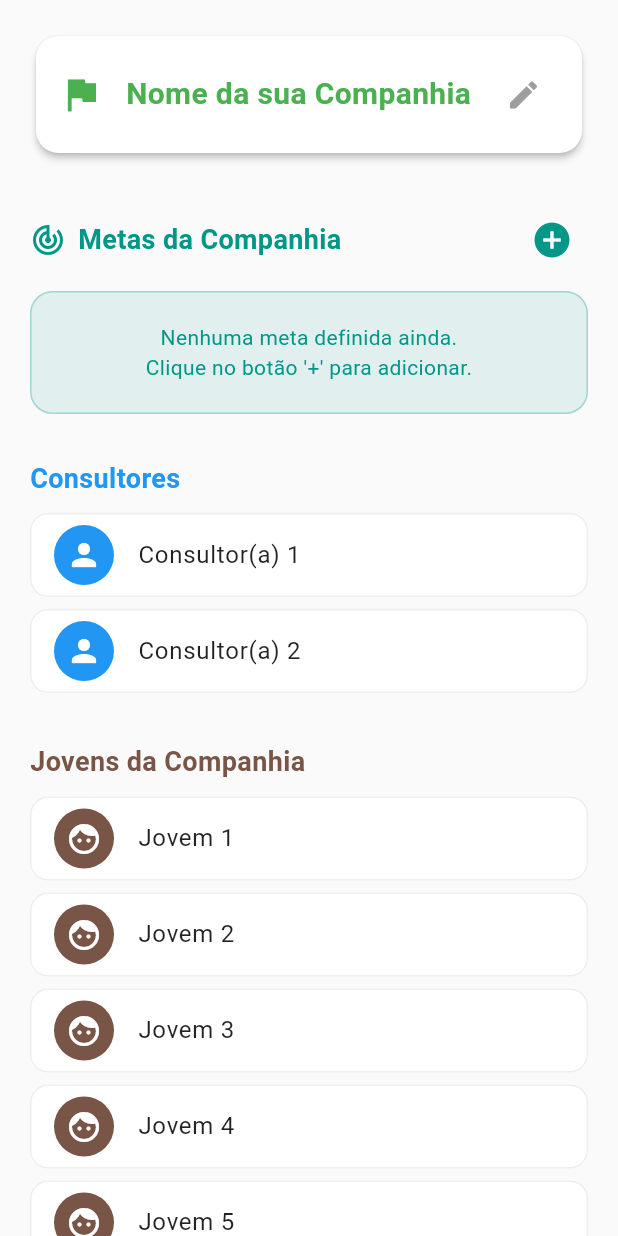
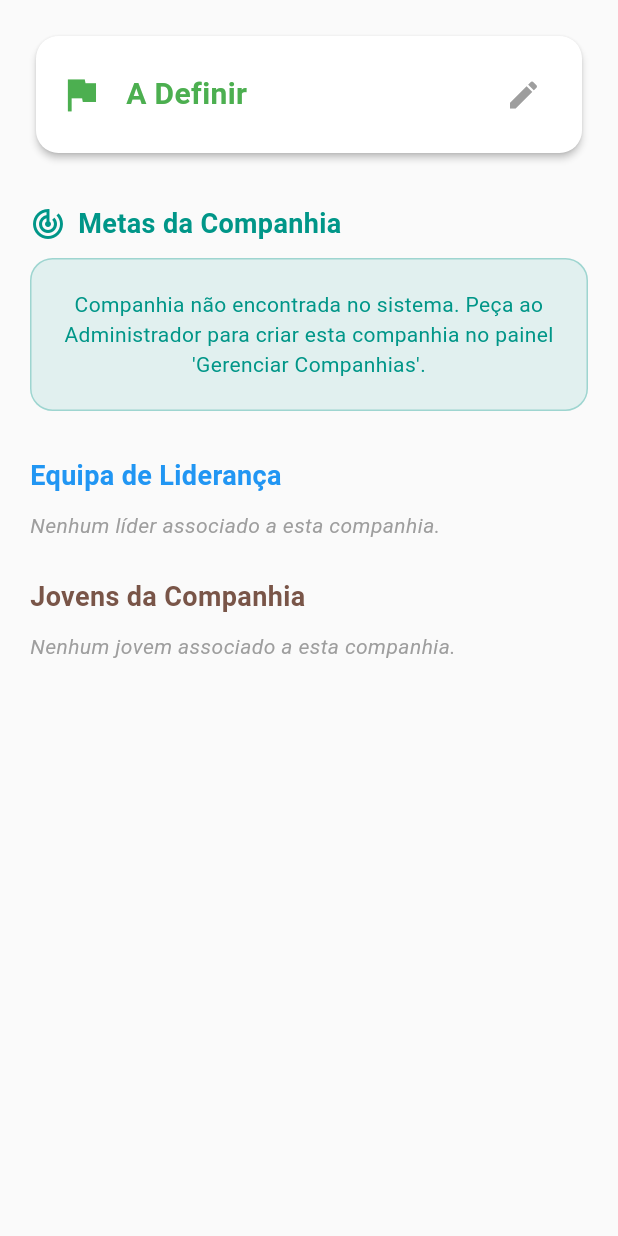
Before and after one commit to AvisonCirilo/app_fsy, a Flutter app: the AbaCompanhia widget shown alone on an empty page, opened directly, on a phone screen of 412 x 824 dp. Run offline on Flutter 3.47's test engine with Material 3 defaults, Android fonts, the phone set to English and light mode, and no system bars; our stand-ins replace cloud_firestore, firebase_auth, firebase_core, image_picker, shared_preferences; accounts and stored records are empty.

Commit message:
Vinculo de aba companhia com banco de dados

```diff
--- a/lib/telas/abas/aba_companhia.dart
+++ b/lib/telas/abas/aba_companhia.dart
@@ -1,6 +1,7 @@
-import 'dart:convert';
 import 'package:flutter/material.dart';
 import 'package:shared_preferences/shared_preferences.dart';
+import 'package:cloud_firestore/cloud_firestore.dart';
+import 'package:firebase_auth/firebase_auth.dart';
 
 class AbaCompanhia extends StatefulWidget {
   const AbaCompanhia({super.key});
@@ -11,53 +12,50 @@ class AbaCompanhia extends StatefulWidget {
 
 class _AbaCompanhiaState extends State<AbaCompanhia> {
   // --- VARIÁVEIS DE ESTADO ---
-
-  // 1. Linha Verde (Companhia)
   final TextEditingController _companhiaController = TextEditingController();
   bool _editandoCompanhia = false;
-
-  // 2. Metas da Companhia
-  List<Map<String, dynamic>> _metas = [];
-
-  // 3. Linhas Azuis (Consultores): Dados estáticos
-  final List<String> _consultores = ["Consultor(a) 1", "Consultor(a) 2"];
-
-  // 4. Linhas Marrons (Jovens): Dados estáticos
-  final List<String> _jovens = ["Jovem 1", "Jovem 2", "Jovem 3", "Jovem 4", "Jovem 5"];
+  String _companhiaAtual = "Carregando...";
 
   @override
   void initState() {
     super.initState();
-    _carregarDados();
+    _carregarDadosLocais();
   }
 
-  // --- FUNÇÕES DE MEMÓRIA ---
-  Future<void> _carregarDados() async {
+  // Puxa a companhia que está salva no aparelho
+  Future<void> _carregarDadosLocais() async {
     final prefs = await SharedPreferences.getInstance();
     setState(() {
-      // A MÁGICA ACONTECE AQUI: A chave 'perfil_companhia' é a mesma usada na aba Perfil!
-      _companhiaController.text = prefs.getString('perfil_companhia') ?? "Nome da sua Companhia";
-
-      // Carrega as metas guardadas
-      String? metasJson = prefs.getString('companhia_metas');
-      if (metasJson != null) {
-        _metas = List<Map<String, dynamic>>.from(jsonDecode(metasJson));
-      }
+      _companhiaAtual = prefs.getString('perfil_companhia') ?? "A Definir";
+      _companhiaController.text = _companhiaAtual;
     });
   }
 
+  // Atualiza a companhia localmente E no Firebase!
   Future<void> _salvarNomeCompanhia(String novoNome) async {
     final prefs = await SharedPreferences.getInstance();
-    await prefs.setString('perfil_companhia', novoNome); // Guarda na mesma chave do perfil
+    await prefs.setString('perfil_companhia', novoNome);
+
+    setState(() {
+      _companhiaAtual = novoNome;
+    });
+
+    User? usuarioLogado = FirebaseAuth.instance.currentUser;
+    if (usuarioLogado != null) {
+      try {
+        await FirebaseFirestore.instance.collection('usuarios').doc(usuarioLogado.uid).update({
+          'companhia': novoNome,
+        });
+      } catch (e) {
+        debugPrint("Erro ao atualizar companhia no banco: $e");
+      }
+    }
   }
 
-  Future<void> _salvarMetas() async {
-    final prefs = await SharedPreferences.getInstance();
-    await prefs.setString('companhia_metas', jsonEncode(_metas));
-  }
-
-  // --- LÓGICA DAS METAS ---
-  void _mostrarDialogoNovaMeta() {
+  // ==========================================
+  // LÓGICA DE METAS PARTILHADAS (FIREBASE)
+  // ==========================================
+  void _mostrarDialogoNovaMeta(String ciaDocId, List metasAtuais) {
     final TextEditingController novaMetaController = TextEditingController();
     bool isEscuro = Theme.of(context).brightness == Brightness.dark;
 
@@ -82,8 +80,7 @@ class _AbaCompanhiaState extends State<AbaCompanhia> {
             decoration: InputDecoration(
               hintText: "Ex: Todos os jovens lerem as escrituras antes de dormir...",
               hintStyle: TextStyle(color: isEscuro ? Colors.white30 : Colors.black38),
-              filled: true,
-              fillColor: isEscuro ? Colors.black26 : Colors.grey.shade100,
+              filled: true, fillColor: isEscuro ? Colors.black26 : Colors.grey.shade100,
               border: OutlineInputBorder(borderRadius: BorderRadius.circular(12), borderSide: BorderSide.none),
             ),
           ),
@@ -93,20 +90,19 @@ class _AbaCompanhiaState extends State<AbaCompanhia> {
               child: const Text("Cancelar", style: TextStyle(color: Colors.grey)),
             ),
             ElevatedButton(
-              style: ElevatedButton.styleFrom(
-                backgroundColor: Colors.teal,
-                shape: RoundedRectangleBorder(borderRadius: BorderRadius.circular(10)),
-              ),
-              onPressed: () {
+              style: ElevatedButton.styleFrom(backgroundColor: Colors.teal, shape: RoundedRectangleBorder(borderRadius: BorderRadius.circular(10))),
+              onPressed: () async {
                 if (novaMetaController.text.trim().isNotEmpty) {
-                  setState(() {
-                    _metas.add({
+                  Navigator.pop(context);
+
+                  // Adiciona a nova meta à lista existente e envia pro Firebase
+                  metasAtuais.add({
                     "texto": novaMetaController.text.trim(),
                     "concluido": false,
                   });
+                  await FirebaseFirestore.instance.collection('companhias').doc(ciaDocId).update({
+                    'metas': metasAtuais
                   });
-                  _salvarMetas();
-                  Navigator.pop(context);
                 }
               },
               child: const Text("Adicionar", style: TextStyle(color: Colors.white, fontWeight: FontWeight.bold)),
@@ -117,18 +113,14 @@ class _AbaCompanhiaState extends State<AbaCompanhia> {
     );
   }
 
-  void _alternarMeta(int index, bool concluido) {
-    setState(() {
-      _metas[index]["concluido"] = concluido;
-    });
-    _salvarMetas();
+  Future<void> _alternarMeta(String ciaDocId, List metasAtuais, int index, bool concluido) async {
+    metasAtuais[index]["concluido"] = concluido;
+    await FirebaseFirestore.instance.collection('companhias').doc(ciaDocId).update({'metas': metasAtuais});
   }
 
-  void _removerMeta(int index) {
-    setState(() {
-      _metas.removeAt(index);
-    });
-    _salvarMetas();
+  Future<void> _removerMeta(String ciaDocId, List metasAtuais, int index) async {
+    metasAtuais.removeAt(index);
+    await FirebaseFirestore.instance.collection('companhias').doc(ciaDocId).update({'metas': metasAtuais});
   }
 
   @override
@@ -146,8 +138,7 @@ class _AbaCompanhiaState extends State<AbaCompanhia> {
           // LINHA VERDE: NOME DA COMPANHIA
           // ==========================================
           Card(
-            elevation: 2,
-            color: isEscuro ? const Color(0xFF1E1E1E) : Colors.white,
+            elevation: 2, color: isEscuro ? const Color(0xFF1E1E1E) : Colors.white,
             shape: RoundedRectangleBorder(borderRadius: BorderRadius.circular(15)),
             child: Padding(
               padding: const EdgeInsets.all(15.0),
@@ -171,25 +162,13 @@ class _AbaCompanhiaState extends State<AbaCompanhia> {
                               _salvarNomeCompanhia(novoNome);
                             },
                           )
-                        : Text(
-                            _companhiaController.text,
-                            style: const TextStyle(
-                              fontSize: 20,
-                              fontWeight: FontWeight.bold,
-                              color: Colors.green,
-                            ),
-                          ),
+                        : Text(_companhiaAtual, style: const TextStyle(fontSize: 20, fontWeight: FontWeight.bold, color: Colors.green)),
                   ),
                   IconButton(
-                    icon: Icon(
-                      _editandoCompanhia ? Icons.check_circle : Icons.edit,
-                      color: _editandoCompanhia ? Colors.green : Colors.grey,
-                    ),
+                    icon: Icon(_editandoCompanhia ? Icons.check_circle : Icons.edit, color: _editandoCompanhia ? Colors.green : Colors.grey),
                     onPressed: () {
                       setState(() {
-                        if (_editandoCompanhia) {
-                          _salvarNomeCompanhia(_companhiaController.text);
-                        }
+                        if (_editandoCompanhia) _salvarNomeCompanhia(_companhiaController.text);
                         _editandoCompanhia = !_editandoCompanhia;
                       });
                     },
@@ -201,117 +180,171 @@ class _AbaCompanhiaState extends State<AbaCompanhia> {
           const SizedBox(height: 30),
 
           // ==========================================
-          // METAS DA COMPANHIA (Checklist)
+          // METAS DA COMPANHIA (Checklist via Firestore)
           // ==========================================
+          StreamBuilder<QuerySnapshot>(
+            stream: FirebaseFirestore.instance.collection('companhias').where('nome', isEqualTo: _companhiaAtual).limit(1).snapshots(),
+            builder: (context, snapshot) {
+
+              if (snapshot.connectionState == ConnectionState.waiting) {
+                return const Center(child: CircularProgressIndicator(color: Colors.teal));
+              }
+
+              // Se a companhia ainda não foi criada no painel do Admin, mostra um aviso
+              if (!snapshot.hasData || snapshot.data!.docs.isEmpty) {
+                return Column(
+                  crossAxisAlignment: CrossAxisAlignment.start,
+                  children: [
+                    const Row(
+                      children: [
+                        Icon(Icons.track_changes, color: Colors.teal), SizedBox(width: 8),
+                        Text("Metas da Companhia", style: TextStyle(fontSize: 18, fontWeight: FontWeight.bold, color: Colors.teal)),
+                      ],
+                    ),
+                    const SizedBox(height: 10),
+                    Container(
+                      width: double.infinity, padding: const EdgeInsets.all(20),
+                      decoration: BoxDecoration(color: Colors.teal.withValues(alpha: 0.1), borderRadius: BorderRadius.circular(15), border: Border.all(color: Colors.teal.withValues(alpha: 0.3))),
+                      child: const Text("Companhia não encontrada no sistema. Peça ao Administrador para criar esta companhia no painel 'Gerenciar Companhias'.", textAlign: TextAlign.center, style: TextStyle(color: Colors.teal)),
+                    ),
+                  ],
+                );
+              }
+
+              // Apanha o documento da companhia
+              var ciaDoc = snapshot.data!.docs.first;
+              List metas = (ciaDoc.data() as Map).containsKey('metas') ? ciaDoc['metas'] : [];
+
+              return Column(
+                children: [
                   Row(
                     mainAxisAlignment: MainAxisAlignment.spaceBetween,
                     children: [
                       const Row(
                         children: [
-                  Icon(Icons.track_changes, color: Colors.teal),
-                  SizedBox(width: 8),
+                          Icon(Icons.track_changes, color: Colors.teal), SizedBox(width: 8),
                           Text("Metas da Companhia", style: TextStyle(fontSize: 18, fontWeight: FontWeight.bold, color: Colors.teal)),
                         ],
                       ),
                       IconButton(
                         icon: const Icon(Icons.add_circle, color: Colors.teal, size: 28),
-                onPressed: _mostrarDialogoNovaMeta,
+                        onPressed: () => _mostrarDialogoNovaMeta(ciaDoc.id, metas),
                       ),
                     ],
                   ),
                   const SizedBox(height: 10),
 
-          if (_metas.isEmpty)
+                  if (metas.isEmpty)
                     Container(
-              padding: const EdgeInsets.all(20),
-              decoration: BoxDecoration(
-                color: Colors.teal.withValues(alpha: 0.1),
-                borderRadius: BorderRadius.circular(15),
-                border: Border.all(color: Colors.teal.withValues(alpha: 0.3)),
-              ),
-              child: const Center(
-                child: Text(
-                  "Nenhuma meta definida ainda.\nClique no botão '+' para adicionar.",
-                  textAlign: TextAlign.center,
-                  style: TextStyle(color: Colors.teal),
-                ),
-              ),
+                      width: double.infinity, padding: const EdgeInsets.all(20),
+                      decoration: BoxDecoration(color: Colors.teal.withValues(alpha: 0.1), borderRadius: BorderRadius.circular(15), border: Border.all(color: Colors.teal.withValues(alpha: 0.3))),
+                      child: const Text("Nenhuma meta definida ainda.\nClique no botão '+' para adicionar.", textAlign: TextAlign.center, style: TextStyle(color: Colors.teal)),
                     )
                   else
-            ...List.generate(_metas.length, (index) {
-              bool isConcluido = _metas[index]["concluido"];
+                    ListView.builder(
+                      shrinkWrap: true,
+                      physics: const NeverScrollableScrollPhysics(),
+                      itemCount: metas.length,
+                      itemBuilder: (context, index) {
+                        bool isConcluido = metas[index]["concluido"];
                         return Dismissible(
-                key: Key(_metas[index]["texto"] + index.toString()),
+                          key: ValueKey(metas[index]["texto"] + index.toString()),
                           direction: DismissDirection.endToStart,
-                onDismissed: (direction) => _removerMeta(index),
+                          onDismissed: (direction) => _removerMeta(ciaDoc.id, metas, index),
                           background: Container(
-                  alignment: Alignment.centerRight,
-                  padding: const EdgeInsets.only(right: 20),
+                            alignment: Alignment.centerRight, padding: const EdgeInsets.only(right: 20),
                             decoration: BoxDecoration(color: Colors.red, borderRadius: BorderRadius.circular(12)),
                             child: const Icon(Icons.delete, color: Colors.white),
                           ),
                           child: Card(
-                  margin: const EdgeInsets.only(bottom: 8),
-                  elevation: 0,
-                  color: isEscuro ? const Color(0xFF1E1E1E) : Colors.white,
-                  shape: RoundedRectangleBorder(
-                    borderRadius: BorderRadius.circular(12),
-                    side: BorderSide(color: isEscuro ? Colors.white12 : Colors.grey.shade200),
-                  ),
+                            margin: const EdgeInsets.only(bottom: 8), elevation: 0, color: isEscuro ? const Color(0xFF1E1E1E) : Colors.white,
+                            shape: RoundedRectangleBorder(borderRadius: BorderRadius.circular(12), side: BorderSide(color: isEscuro ? Colors.white12 : Colors.grey.shade200)),
                             child: CheckboxListTile(
                               contentPadding: const EdgeInsets.symmetric(horizontal: 10, vertical: 2),
-                    activeColor: Colors.teal,
-                    checkColor: Colors.white,
+                              activeColor: Colors.teal, checkColor: Colors.white,
                               title: Text(
-                      _metas[index]["texto"],
+                                metas[index]["texto"],
                                 style: TextStyle(
-                        fontSize: 15,
-                        fontWeight: isConcluido ? FontWeight.normal : FontWeight.w500,
+                                  fontSize: 15, fontWeight: isConcluido ? FontWeight.normal : FontWeight.w500,
                                   color: isConcluido ? corTextoSecundario : (isEscuro ? Colors.white : Colors.black87),
                                   decoration: isConcluido ? TextDecoration.lineThrough : TextDecoration.none,
                                 ),
                               ),
                               value: isConcluido,
-                    onChanged: (bool? valor) => _alternarMeta(index, valor ?? false),
+                              onChanged: (bool? valor) => _alternarMeta(ciaDoc.id, metas, index, valor ?? false),
                             ),
                           ),
                         );
-            }),
+                      },
+                    ),
+                ],
+              );
+            }
+          ),
           const SizedBox(height: 30),
 
           // ==========================================
-          // LINHAS AZUIS: CONSULTORES
+          // LINHAS AZUIS: CONSULTORES DO BANCO
           // ==========================================
-          const Text("Consultores", style: TextStyle(fontSize: 18, fontWeight: FontWeight.bold, color: Colors.blue)),
+          const Text("Equipa de Liderança", style: TextStyle(fontSize: 18, fontWeight: FontWeight.bold, color: Colors.blue)),
           const SizedBox(height: 10),
-          ..._consultores.map((nome) => Card(
-            elevation: 0,
-            color: isEscuro ? const Color(0xFF1E1E1E) : Colors.white,
+          StreamBuilder<QuerySnapshot>(
+            stream: FirebaseFirestore.instance.collection('usuarios').where('companhia', isEqualTo: _companhiaAtual).snapshots(),
+            builder: (context, snapshot) {
+              if (snapshot.connectionState == ConnectionState.waiting) return const CircularProgressIndicator(color: Colors.blue);
+              if (!snapshot.hasData || snapshot.data!.docs.isEmpty) return const Text("Nenhum líder associado a esta companhia.", style: TextStyle(color: Colors.grey, fontStyle: FontStyle.italic));
+
+              return ListView.builder(
+                shrinkWrap: true, physics: const NeverScrollableScrollPhysics(),
+                itemCount: snapshot.data!.docs.length,
+                itemBuilder: (context, index) {
+                  var user = snapshot.data!.docs[index];
+                  return Card(
+                    elevation: 0, color: isEscuro ? const Color(0xFF1E1E1E) : Colors.white, margin: const EdgeInsets.only(bottom: 8),
                     shape: RoundedRectangleBorder(borderRadius: BorderRadius.circular(12), side: BorderSide(color: isEscuro ? Colors.white12 : Colors.grey.shade200)),
-            margin: const EdgeInsets.only(bottom: 8),
                     child: ListTile(
                       leading: const CircleAvatar(backgroundColor: Colors.blue, child: Icon(Icons.person, color: Colors.white)),
-              title: Text(nome, style: TextStyle(color: isEscuro ? Colors.white : Colors.black87)),
+                      title: Text(user['nome'], style: TextStyle(color: isEscuro ? Colors.white : Colors.black87, fontWeight: FontWeight.bold)),
+                      subtitle: Text(user['funcao'], style: TextStyle(color: corTextoSecundario, fontSize: 12)),
                     ),
-          )),
+                  );
+                },
+              );
+            }
+          ),
           const SizedBox(height: 25),
 
           // ==========================================
-          // LINHAS MARRONS: JOVENS
+          // LINHAS MARRONS: JOVENS DO BANCO
           // ==========================================
           const Text("Jovens da Companhia", style: TextStyle(fontSize: 18, fontWeight: FontWeight.bold, color: Colors.brown)),
           const SizedBox(height: 10),
-          ..._jovens.map((nome) => Card(
-            elevation: 0,
-            color: isEscuro ? const Color(0xFF1E1E1E) : Colors.white,
+          StreamBuilder<QuerySnapshot>(
+            stream: FirebaseFirestore.instance.collection('jovens').where('companhia', isEqualTo: _companhiaAtual).snapshots(),
+            builder: (context, snapshot) {
+              if (snapshot.connectionState == ConnectionState.waiting) return const CircularProgressIndicator(color: Colors.brown);
+              if (!snapshot.hasData || snapshot.data!.docs.isEmpty) return const Text("Nenhum jovem associado a esta companhia.", style: TextStyle(color: Colors.grey, fontStyle: FontStyle.italic));
+
+              return ListView.builder(
+                shrinkWrap: true, physics: const NeverScrollableScrollPhysics(),
+                itemCount: snapshot.data!.docs.length,
+                itemBuilder: (context, index) {
+                  var jovem = snapshot.data!.docs[index];
+                  return Card(
+                    elevation: 0, color: isEscuro ? const Color(0xFF1E1E1E) : Colors.white, margin: const EdgeInsets.only(bottom: 8),
                     shape: RoundedRectangleBorder(borderRadius: BorderRadius.circular(12), side: BorderSide(color: isEscuro ? Colors.white12 : Colors.grey.shade200)),
-            margin: const EdgeInsets.only(bottom: 8),
                     child: ListTile(
-              leading: const CircleAvatar(backgroundColor: Colors.brown, child: Icon(Icons.face, color: Colors.white)),
-              title: Text(nome, style: TextStyle(color: isEscuro ? Colors.white : Colors.black87)),
+                      leading: CircleAvatar(backgroundColor: Colors.brown, child: Text(jovem['nome'][0], style: const TextStyle(color: Colors.white, fontWeight: FontWeight.bold))),
+                      title: Text(jovem['nome'], style: TextStyle(color: isEscuro ? Colors.white : Colors.black87, fontWeight: FontWeight.bold)),
+                      subtitle: Text("${jovem['idade']} anos", style: TextStyle(color: corTextoSecundario, fontSize: 12)),
                     ),
-          )),
+                  );
+                },
+              );
+            }
+          ),
 
+          const SizedBox(height: 30),
         ],
       ),
     );
--- a/lib/telas/abas/aba_perfil.dart
+++ b/lib/telas/abas/aba_perfil.dart
@@ -175,7 +175,9 @@ class _AbaPerfilState extends State<AbaPerfil> {
                         await user.updatePassword(novaSenhaCtrl.text);
 
                         if (mounted) {
+                          // ignore: use_build_context_synchronously
                           Navigator.pop(context);
+                          // ignore: use_build_context_synchronously
                           ScaffoldMessenger.of(context).showSnackBar(const SnackBar(content: Text("Senha alterada com sucesso!"), backgroundColor: Colors.green));
                         }
                       }
@@ -185,6 +187,7 @@ class _AbaPerfilState extends State<AbaPerfil> {
                         erro = "A senha atual está incorreta.";
                       }
                       if (mounted) {
+                        // ignore: use_build_context_synchronously
                         ScaffoldMessenger.of(context).showSnackBar(SnackBar(content: Text(erro), backgroundColor: Colors.redAccent));
                       }
                     } finally {
```
Also changed, not shown: lib/telas/abas/admin/lista_jovens.dart (+8 -5 lines), pubspec.lock. Lines whose indentation alone changed are shown as unchanged.
